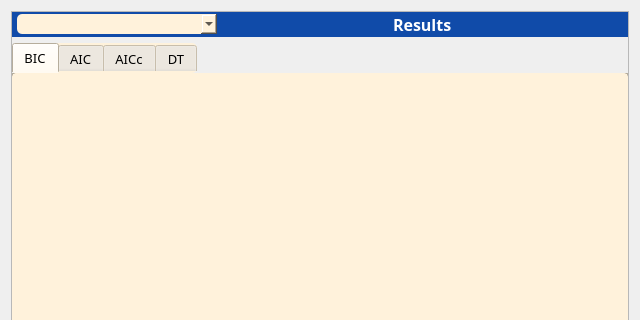
This is src/gui/resultsdialog.ui in ddarriba/modeltest as Qt 5 draws it before an edit; both pictures show x 0 to 640 and y 0 to 320 of the 640 by 480 pixel window. The edited form follows.
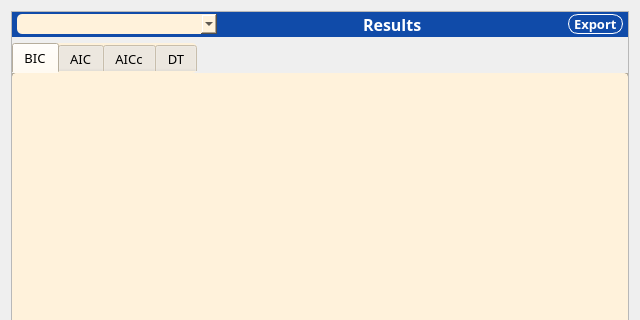
This is the edited form. Icons and pictures are not drawn.

Commit message: updated results dialog for multiple partitions

The edit to the form file:
```diff
--- a/src/gui/resultsdialog.ui
+++ b/src/gui/resultsdialog.ui
@@ -45,6 +45,12 @@
       </property>
       <item>
        <widget class="QFrame" name="frame_results_header">
+        <property name="minimumSize">
+         <size>
+          <width>0</width>
+          <height>25</height>
+         </size>
+        </property>
         <property name="styleSheet">
          <string notr="true">background: #104BA9;</string>
         </property>
@@ -139,6 +145,24 @@
            </property>
           </spacer>
          </item>
+         <item>
+          <widget class="QPushButton" name="tool_results_export">
+           <property name="font">
+            <font>
+             <family>Courier 10 Pitch</family>
+             <pointsize>10</pointsize>
+             <weight>75</weight>
+             <bold>true</bold>
+            </font>
+           </property>
+           <property name="styleSheet">
+            <string notr="true">border:1px solid #fff;border-radius: 10px;text-align: left;padding: 0 5px;color: #fff;</string>
+           </property>
+           <property name="text">
+            <string>Export</string>
+           </property>
+          </widget>
+         </item>
         </layout>
        </widget>
       </item>
```
The commit also changes 10 other files.
